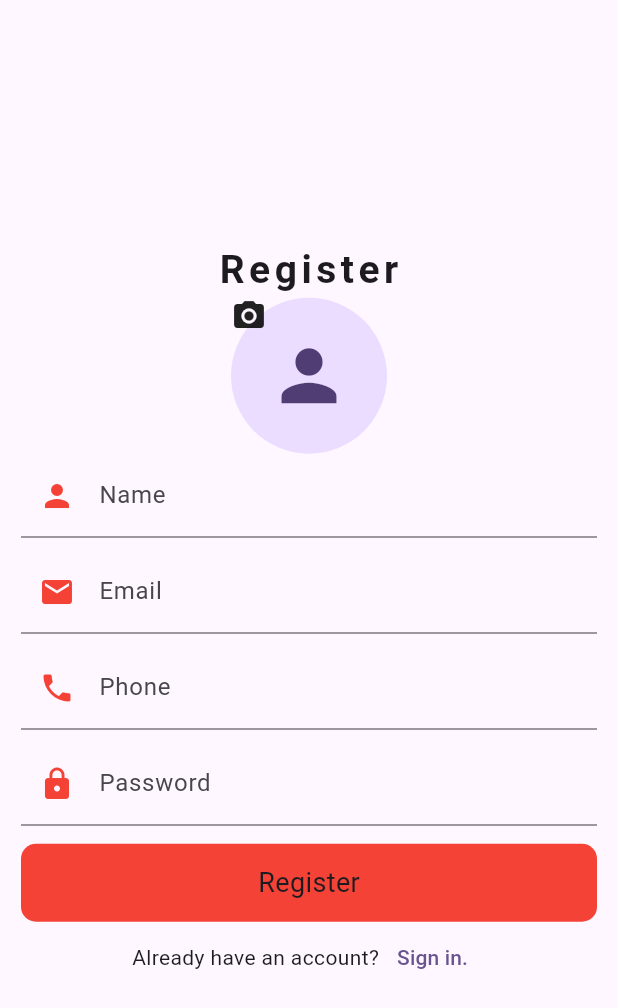
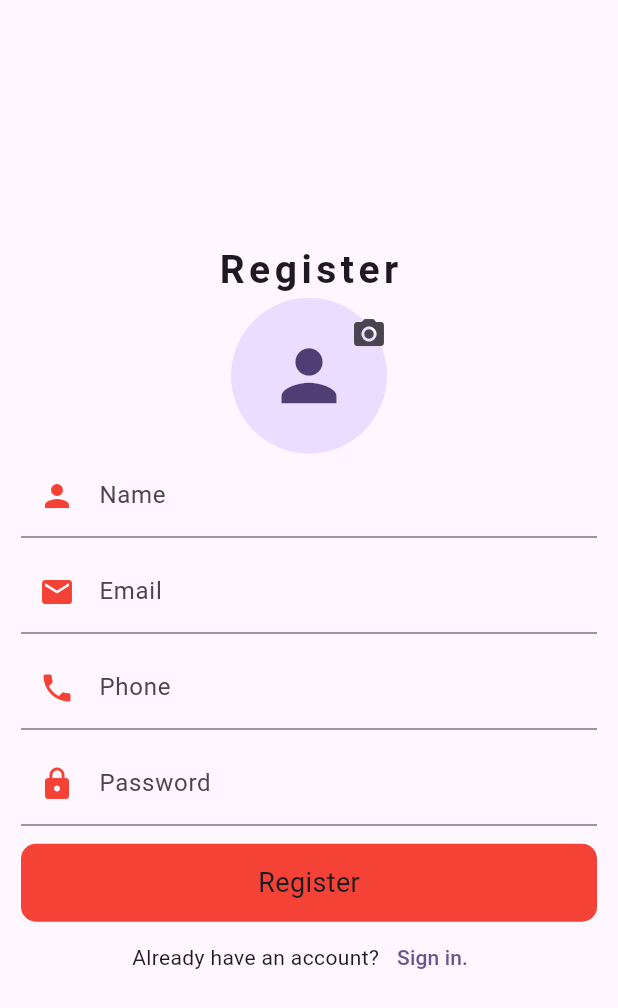
Before and after one commit to adogbeji/FlutterVideoApp1, a Flutter app: the screen it shows after launch, on a phone screen of 412 x 824 dp. Shown: the top 1008 px of the screen. Run offline on Flutter 3.47's test engine with Material 3 defaults, Android fonts, the phone set to English and light mode, and no system bars.

Commit message:
Position icon on CircleAvatar in register screen & start creating AuthController class

```diff
--- /dev/null
+++ b/lib/controllers/auth_controller.dart
@@ -0,0 +1 @@
+class AuthController {}
--- a/lib/views/screens/auth/register_screen.dart
+++ b/lib/views/screens/auth/register_screen.dart
@@ -25,15 +25,21 @@ class RegisterScreen extends StatelessWidget {
 
                 Stack(
                   children: [
-                    CircleAvatar(
+                    const CircleAvatar(
                       radius: 52,
                       child: Icon(
                         Icons.person,
                         size: 55,
                       ),
                     ),
-
-                    Icon(Icons.camera_alt),
+                    Positioned(
+                      right: -12,
+                      // top: 10,
+                      child: IconButton(
+                        onPressed: () {},
+                        icon: const Icon(Icons.camera_alt),
+                      ),
+                    ),
                   ],
                 ),
 
```
